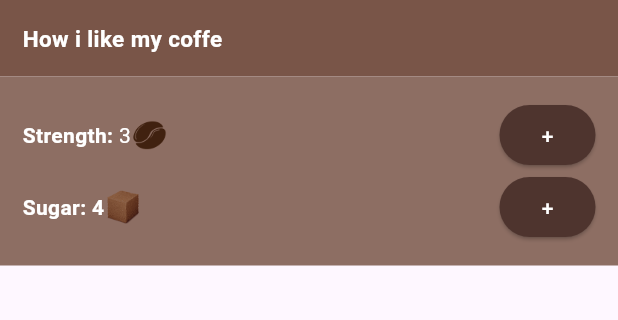
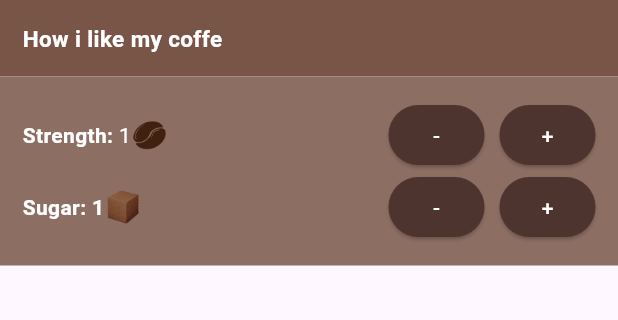
Before and after one commit to Salahudin-cloud/flutter-crash-course, a Flutter app: the screen it shows after launch, on a phone screen of 412 x 824 dp, the part 84-404 px from its top. Run offline on Flutter 3.47's test engine with Material 3 defaults, Android fonts, the phone set to English and light mode, and no system bars.

```diff
--- a/lib/coffee_prefs.dart
+++ b/lib/coffee_prefs.dart
@@ -1,7 +1,15 @@
 import 'package:flutter/material.dart';
 
-class CoffeePrefs extends StatelessWidget {
+class CoffeePrefs extends StatefulWidget {
   const CoffeePrefs({super.key});
+
+  @override
+  State<CoffeePrefs> createState() => _CoffeePrefsState();
+}
+
+class _CoffeePrefsState extends State<CoffeePrefs> {
+  int strenght = 1;
+  int sugars = 1;
 
   @override
   Widget build(BuildContext context) {
@@ -14,8 +22,8 @@ class CoffeePrefs extends StatelessWidget {
               style:
                   TextStyle(color: Colors.white, fontWeight: FontWeight.bold),
             ),
-            const Text(
-              "3",
+            Text(
+              '$strenght',
               style: TextStyle(color: Colors.white),
             ),
             Image.asset('assets/img/coffee_bean.png',
@@ -31,12 +39,32 @@ class CoffeePrefs extends StatelessWidget {
                     backgroundColor: Colors.brown[800],
                     foregroundColor: Colors.white),
                 onPressed: () {
-                  ScaffoldMessenger.of(context).showSnackBar(
-                    const SnackBar(
-                      content: Text("Inc Strength 1"),
-                      duration: Duration(milliseconds: 500),
-                    ),
-                  );
+                  setState(() {
+                    if (strenght == 0) {
+                      strenght = 0;
+                      ScaffoldMessenger.of(context).showSnackBar(const SnackBar(
+                        content: Text("Can't descrese strenght anymore"),
+                        duration: Duration(milliseconds: 500),
+                      ));
+                    } else {
+                      strenght -= 1;
+                    }
+                  });
+                },
+                child: const Text(
+                  "-",
+                )),
+            const SizedBox(
+              width: 10,
+            ),
+            ElevatedButton(
+                style: ElevatedButton.styleFrom(
+                    backgroundColor: Colors.brown[800],
+                    foregroundColor: Colors.white),
+                onPressed: () {
+                  setState(() {
+                    strenght += 1;
+                  });
                 },
                 child: const Text("+")),
           ],
@@ -48,8 +76,8 @@ class CoffeePrefs extends StatelessWidget {
               style:
                   TextStyle(color: Colors.white, fontWeight: FontWeight.bold),
             ),
-            const Text(
-              "4",
+            Text(
+              '$sugars',
               style:
                   TextStyle(color: Colors.white, fontWeight: FontWeight.bold),
             ),
@@ -68,12 +96,32 @@ class CoffeePrefs extends StatelessWidget {
                     backgroundColor: Colors.brown[800],
                     foregroundColor: Colors.white),
                 onPressed: () {
-                  ScaffoldMessenger.of(context).showSnackBar(
-                    const SnackBar(
-                      content: Text("Inc Sugar 1"),
-                      duration: Duration(milliseconds: 500),
-                    ),
-                  );
+                  setState(() {
+                    if (sugars == 0) {
+                      sugars = 0;
+                      ScaffoldMessenger.of(context).showSnackBar(const SnackBar(
+                        content: Text("Can't descrese sugar anymore"),
+                        duration: Duration(milliseconds: 500),
+                      ));
+                    } else {
+                      sugars -= 1;
+                    }
+                  });
+                },
+                child: const Text(
+                  "-",
+                )),
+            const SizedBox(
+              width: 10,
+            ),
+            ElevatedButton(
+                style: ElevatedButton.styleFrom(
+                    backgroundColor: Colors.brown[800],
+                    foregroundColor: Colors.white),
+                onPressed: () {
+                  setState(() {
+                    sugars += 1;
+                  });
                 },
                 child: const Text("+")),
           ],
```
